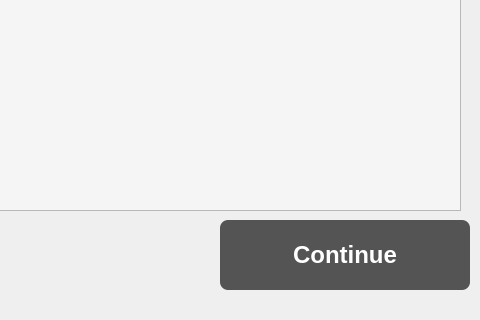
Qt form ui_files/select_template.ui (Asilve/PharmaShift) before a commit; both pictures show x 800 to 1280 and y 400 to 720 of the 1280 by 720 pixel window.
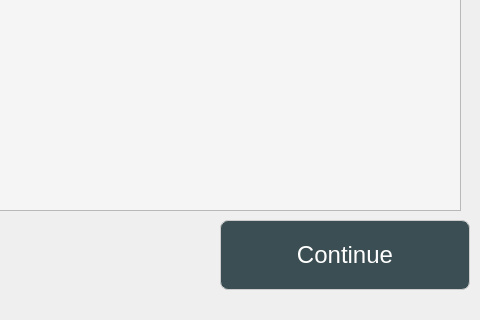
The same form after that commit. Icons and pictures are not drawn.

Diff of the .ui file:
```diff
--- a/ui_files/select_template.ui
+++ b/ui_files/select_template.ui
@@ -212,21 +212,24 @@
    </property>
    <property name="styleSheet">
     <string notr="true">QPushButton {
-    background-color: #545454;
-    color: white;
-    border: none;
+    background-color: #3B4E53;
+    color: #FFFFFF;
+    border: 1px solid #CCCCCC;
     border-radius: 8px;
-    padding: 10px 20px;
-    font-weight: 600;
+    padding: 8px 18px;
 }
 
 QPushButton:hover {
     background-color: #3D8589;
 }
-
-QPushButton:pressed {
-    background-color: #24585B;
-}</string>
+QPushButton:disabled {
+    background-color: #7F7F7F;
+    color: #C3C3C3;
+    border: 1px solid #CCCCCC;
+    border-radius: 8px;
+    padding: 8px 18px;
+}
+</string>
    </property>
    <property name="text">
     <string>Continue</string>
```
